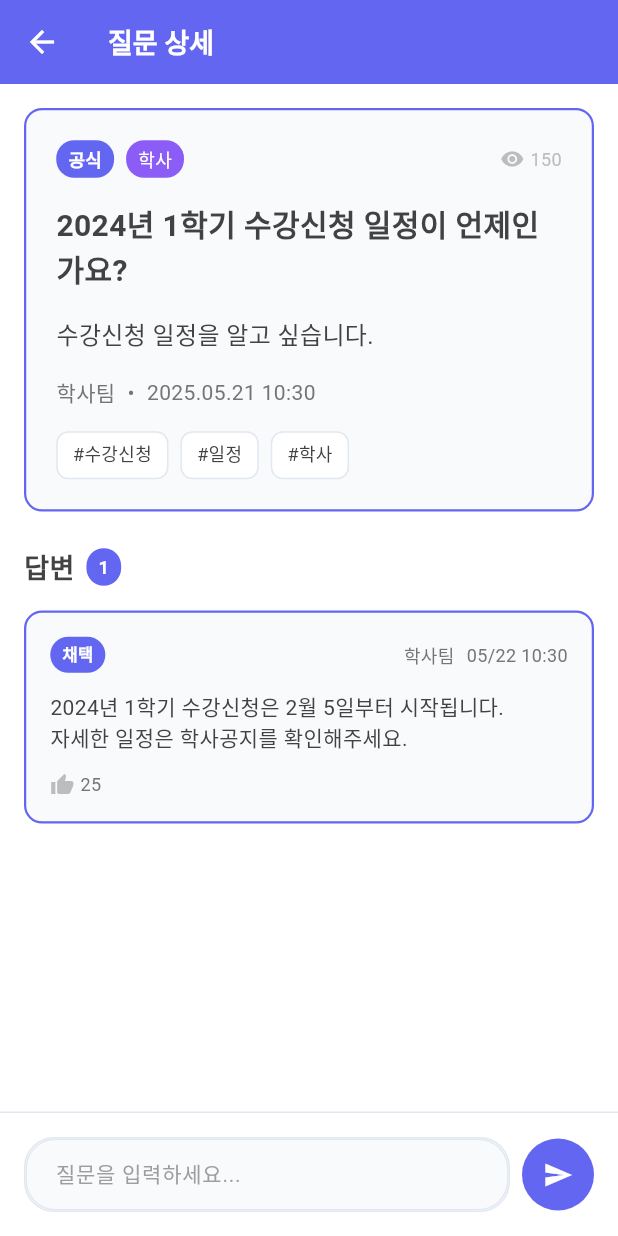
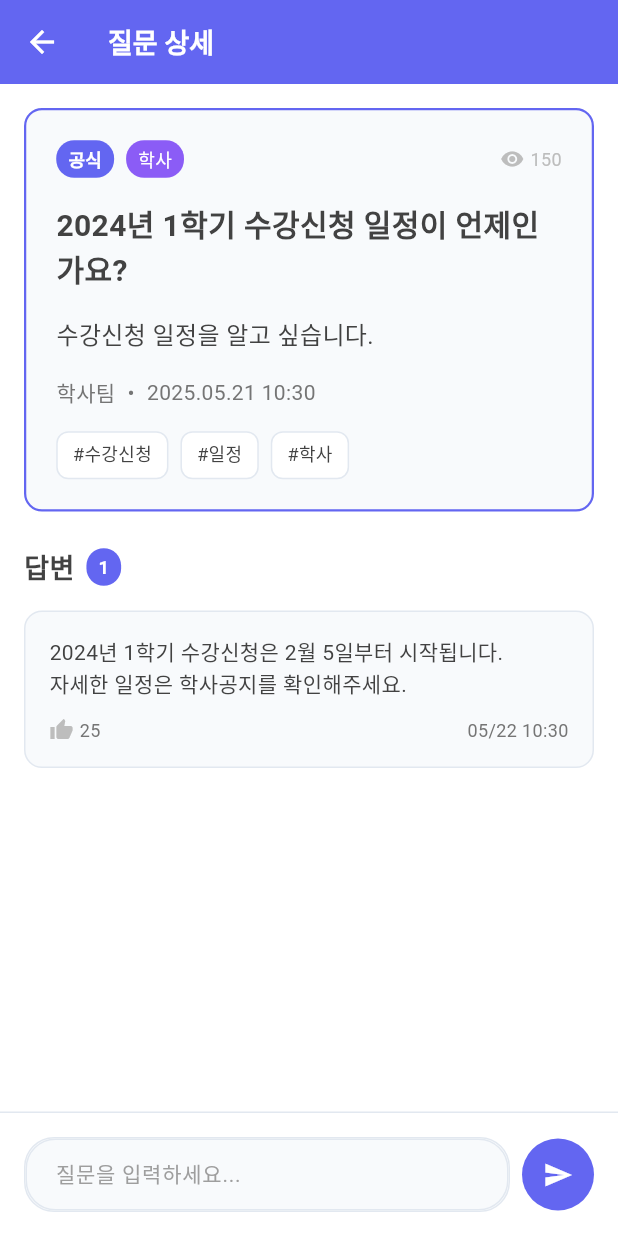
Before and after one commit to DKU-JisikIn/frontend, a Flutter app: the screen it shows after launch, after a tap on "공식", on a phone screen of 412 x 824 dp. Run offline on Flutter 3.47's test engine with Material 3 defaults, Android fonts, the phone set to English and light mode, and no system bars.

Commit message:
✨ UI: 답변 카드 디자인 개선 - 작성자 정보 제거로 익명성 강화 - 채택 태그 제거하여 UI 단순화 - 날짜를 우측 하단으로 이동 - 좋아요와 날짜를 하단에 나란히 배치 - AI 태그만 상단에 표시하여 깔끔한 레이아웃 구현

```diff
--- a/lib/screens/question_detail_screen.dart
+++ b/lib/screens/question_detail_screen.dart
@@ -339,36 +339,17 @@ class _QuestionDetailScreenState extends State<QuestionDetailScreen> {
       decoration: BoxDecoration(
         color: AppTheme.surfaceColor,
         borderRadius: BorderRadius.circular(12),
-        border: answer.isAccepted
-            ? Border.all(color: AppTheme.primaryColor, width: 1.5)
-            : Border.all(color: AppTheme.borderColor),
+        border: Border.all(color: AppTheme.borderColor),
       ),
       child: Column(
         crossAxisAlignment: CrossAxisAlignment.start,
         children: [
-          // 답변자 정보와 상태
+          // AI 태그만 표시 (상단 좌측)
+          if (answer.isAIGenerated) ...[
             Row(
               children: [
-              if (answer.isAccepted)
                 Container(
                   padding: const EdgeInsets.symmetric(horizontal: 8, vertical: 4),
-                  decoration: BoxDecoration(
-                    color: AppTheme.primaryColor,
-                    borderRadius: BorderRadius.circular(12),
-                  ),
-                  child: const Text(
-                    '채택',
-                    style: TextStyle(
-                      color: Colors.white,
-                      fontSize: 11,
-                      fontWeight: FontWeight.bold,
-                    ),
-                  ),
-                ),
-              if (answer.isAIGenerated)
-                Container(
-                  padding: const EdgeInsets.symmetric(horizontal: 8, vertical: 4),
-                  margin: EdgeInsets.only(left: answer.isAccepted ? 8 : 0),
                   decoration: BoxDecoration(
                     color: AppTheme.secondaryColor,
                     borderRadius: BorderRadius.circular(12),
@@ -382,19 +363,10 @@ class _QuestionDetailScreenState extends State<QuestionDetailScreen> {
                     ),
                   ),
                 ),
-              const Spacer(),
-              Text(
-                answer.userName,
-                style: AppTheme.subheadingStyle.copyWith(fontSize: 12),
-              ),
-              const SizedBox(width: 8),
-              Text(
-                DateFormat('MM/dd HH:mm').format(answer.createdAt),
-                style: AppTheme.subheadingStyle.copyWith(fontSize: 12),
-              ),
               ],
             ),
             const SizedBox(height: 12),
+          ],
 
           // 답변 내용
           Text(
@@ -402,11 +374,13 @@ class _QuestionDetailScreenState extends State<QuestionDetailScreen> {
             style: AppTheme.bodyStyle.copyWith(height: 1.4),
           ),
 
-          // 좋아요 버튼
-          if (answer.likeCount > 0) ...[
           const SizedBox(height: 12),
+
+          // 하단 영역 (좋아요와 날짜)
           Row(
             children: [
+              // 좋아요 버튼 (좌측)
+              if (answer.likeCount > 0) ...[
                 Icon(
                   Icons.thumb_up,
                   size: 16,
@@ -418,8 +392,16 @@ class _QuestionDetailScreenState extends State<QuestionDetailScreen> {
                   style: AppTheme.subheadingStyle.copyWith(fontSize: 12),
                 ),
               ],
+
+              const Spacer(),
+
+              // 날짜 (우측)
+              Text(
+                DateFormat('MM/dd HH:mm').format(answer.createdAt),
+                style: AppTheme.subheadingStyle.copyWith(fontSize: 12),
               ),
             ],
+          ),
         ],
       ),
     );
```
Lines whose indentation alone changed are shown as unchanged.
